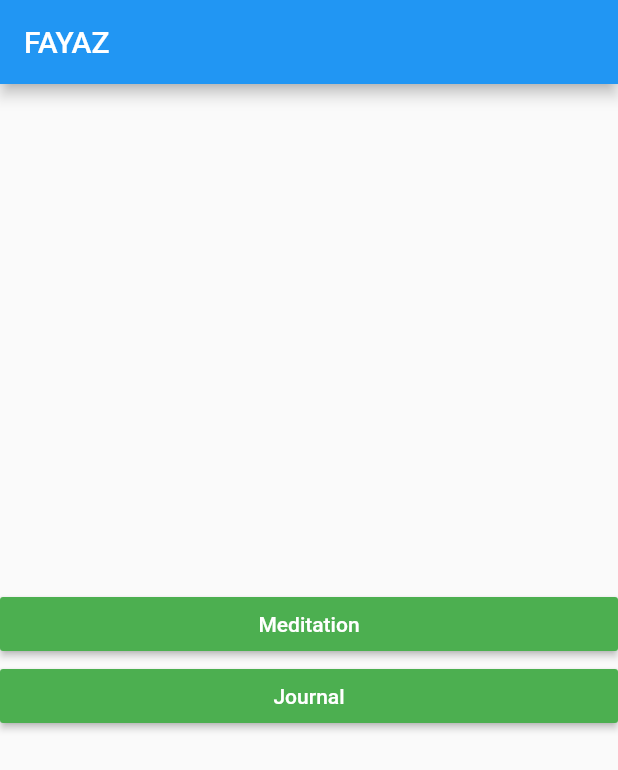
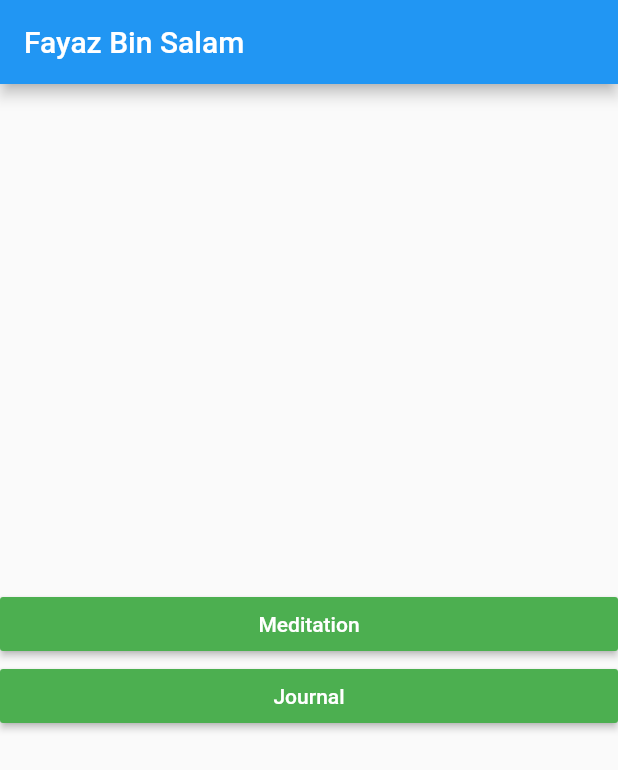
Before and after one commit to p32929/fay_fl, a Flutter app: the screen it shows after launch, on a phone screen of 412 x 824 dp. Shown: the top 770 px of the screen. Run offline on Flutter 3.47's test engine with Material 2 defaults, Android fonts, the phone set to English and light mode, and no system bars; our stand-ins replace file_picker, states_rebuilder; missing offline and left inert: prefs.

```diff
--- a/lib/routes/MainRoute.dart
+++ b/lib/routes/MainRoute.dart
@@ -10,7 +10,7 @@ class MainRoute {
 
     return Scaffold(
       appBar: AppBar(
-        title: Text('FAYAZ'),
+        title: Text('Fayaz Bin Salam'),
       ),
       body: Center(
           child: Column(
--- a/lib/routes/MeditationRoute.dart
+++ b/lib/routes/MeditationRoute.dart
@@ -1,3 +1,4 @@
+import 'dart:convert';
 import 'dart:io';
 
 import 'package:fayaz/models/Models.dart';
@@ -5,6 +6,7 @@ import 'package:fayaz/models/StatesHolder.dart';
 import 'package:fayaz/utils/GlobalVars.dart';
 import 'package:file_picker/file_picker.dart';
 import 'package:flutter/material.dart';
+import 'package:prefs/prefs.dart';
 
 int count = 0;
 
@@ -27,7 +29,8 @@ class MeditationRoute {
           IconButton(
               icon: Icon(Icons.save),
               onPressed: () {
-                //
+                Prefs.setString(GlobalVars.meditationJson,
+                    jsonEncode(StatesHolder.states.meditationDataList));
               }),
         ],
       ),
--- a/lib/utils/GlobalVars.dart
+++ b/lib/utils/GlobalVars.dart
@@ -2,4 +2,6 @@ import 'package:flutter/material.dart';
 
 class GlobalVars {
   static BuildContext context;
+  static final String meditationJson = 'meditationJson';
+  static final String journalJson = 'journalJson';
 }
```
Also changed, not shown: lib/main.dart (+17 -0 lines), lib/routes/JournalRoute.dart (+12 -0 lines).
